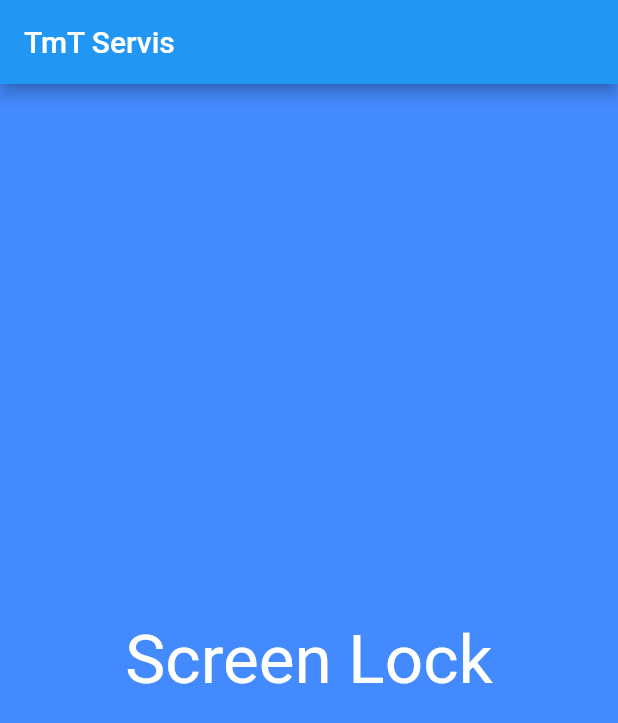
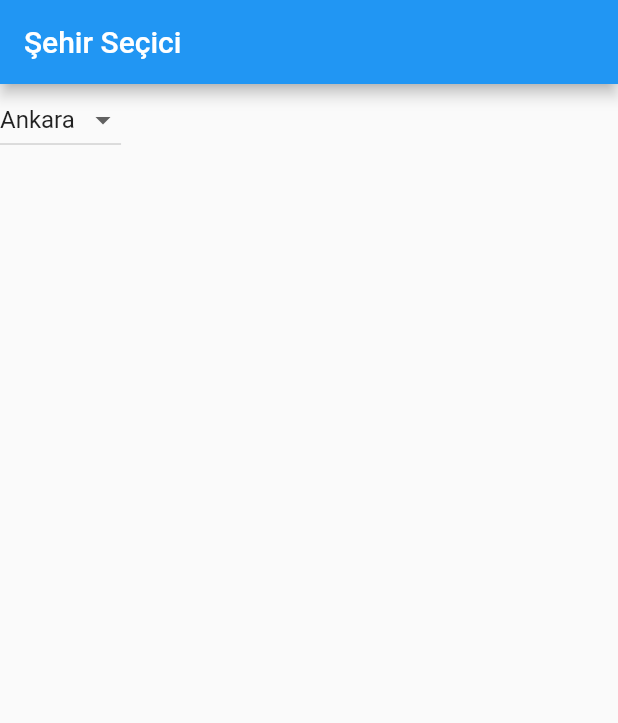
Before and after one commit to yildizhusrev/flutter_begin_works, a Flutter app: the screen it shows after launch, on a phone screen of 412 x 824 dp. Shown: the top 723 px of the screen. Run offline on Flutter 3.47's test engine with Material 2 defaults, Android fonts, the phone set to English and light mode, and no system bars.

Commit message:
pazar_Guncelleme

```diff
--- a/lib/main.dart
+++ b/lib/main.dart
@@ -1,66 +1,15 @@
+import 'package:demo01/pages/citySelector.dart';
 import 'package:flutter/material.dart';
+/*
+import 'logicOperation.dart';
+import 'pages/loginPageApp.dart';
+import 'pages/mainStateDemo.dart';
+*/
 
-
-void main() => runApp(LoginPageApp());
+void main() => runApp(MainCitySelecorApp());
 
 
 
-class LoginPageApp extends StatelessWidget {
-  @override
-  Widget build(BuildContext context) {
-    // TODO: bir önceki uygulamadaki materilaApp
-    // kısmı satatin icerisine return paraametresine
-    // yerleştirildi
-    return MaterialApp(
-        title: "TMT BİLİŞİM",
-        home:
-            //genel ana cerceve yapısı
-            Scaffold(
-          appBar: AppBar(
-            title: Text("TmT Servis"),
-          ),
-          //istenilen sayfa buraya cagrıalar kullanılır
-          body: ScreenLockPage(),
-        ));
-  }
-}
-
-
-class MainPage extends StatelessWidget {
-  @override
-  Widget build(BuildContext context) {
-    // TODO: implement build
-    return Material(
-            color: Colors.blueAccent,
-            child: Center(
-              child: Text(
-                "Main Page\nHoşgeldiniz",
-                textDirection: TextDirection.rtl,
-                style: TextStyle(color: Colors.white, fontSize: 45.0),
-              ),
-            ),
-          );
-  }
-
-}
-
-class ScreenLockPage extends StatelessWidget {
-  @override
-  Widget build(BuildContext context) {
-    // TODO: implement build
-    return Material(
-            color: Colors.blueAccent,
-            child: Center(
-              child: Text(
-                "Screen Lock",
-                textDirection: TextDirection.rtl,
-                style: TextStyle(color: Colors.white, fontSize: 45.0),
-              ),
-            ),
-          );
-  }
-
-}
 
 /*
 void main() => runApp(LoginPageApp());
--- /dev/null
+++ b/lib/pages/citySelector.dart
@@ -0,0 +1,49 @@
+import 'package:flutter/material.dart';
+
+class MainCitySelecorApp extends StatelessWidget {
+  @override
+  Widget build(BuildContext context) {
+
+    return MaterialApp(title: "CityDropDrown", home: CitySelection());
+  }
+}
+
+class CitySelection extends StatefulWidget {
+  @override
+  State<StatefulWidget> createState() => CitySelectorWidget();
+}
+
+class CitySelectorWidget extends State<CitySelection> {
+  var cities = ["Ankara", "Düzce", "Sakarya"];
+  var selectedCity="Ankara";
+  @override
+  Widget build(BuildContext context) {
+    return Scaffold(
+      appBar: AppBar(
+        title: Text("Şehir Seçici"),
+      ),
+      body: Container(
+        child: Column(
+          children: <Widget>[
+             DropdownButton<String>(
+              items: cities.map((String value) {
+                return DropdownMenuItem<String>(value: value,child: Text(value),);
+              }).toList(),
+
+              value: selectedCity,
+              onChanged: (String _value){
+                setState(() {
+                  selectedCity=_value;
+                });
+              },
+
+              ),
+
+
+
+          ],
+        ),
+      ),
+    );
+  }
+}
```
Also changed, not shown: lib/logicOperation.dart (added, +68 -0 lines), lib/pages/loginPageApp.dart (added, +57 -0 lines), lib/pages/mainStateDemo.dart (added, +53 -0 lines), pubspec.yaml (line endings or trailing spaces), 1 other file.
